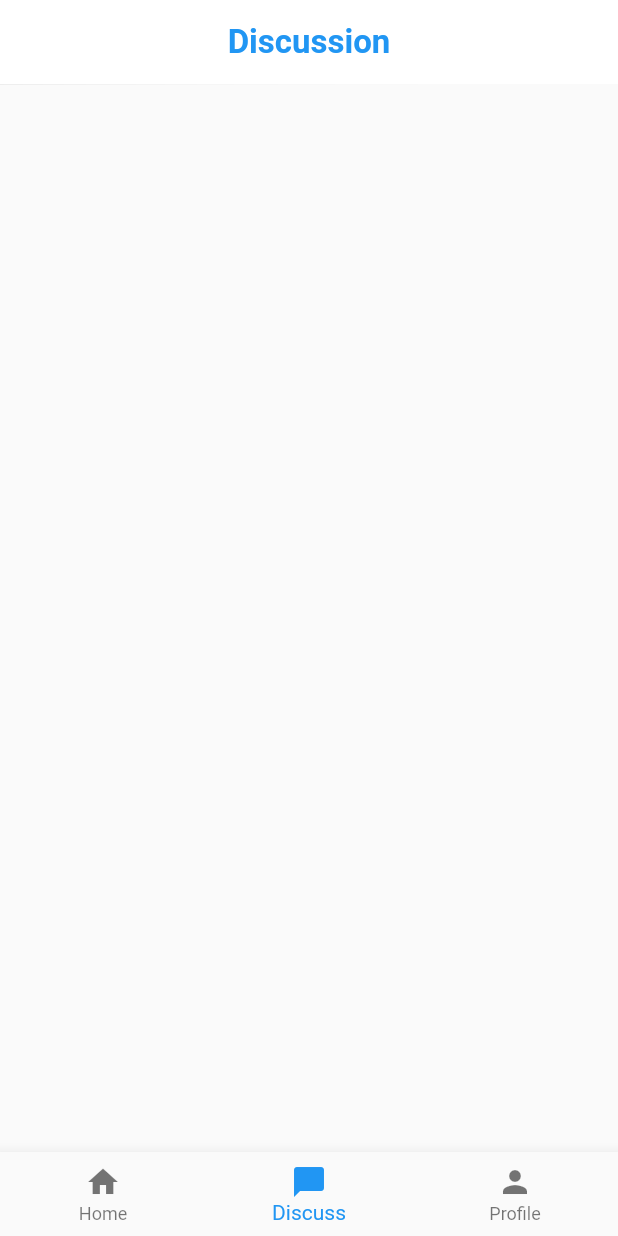
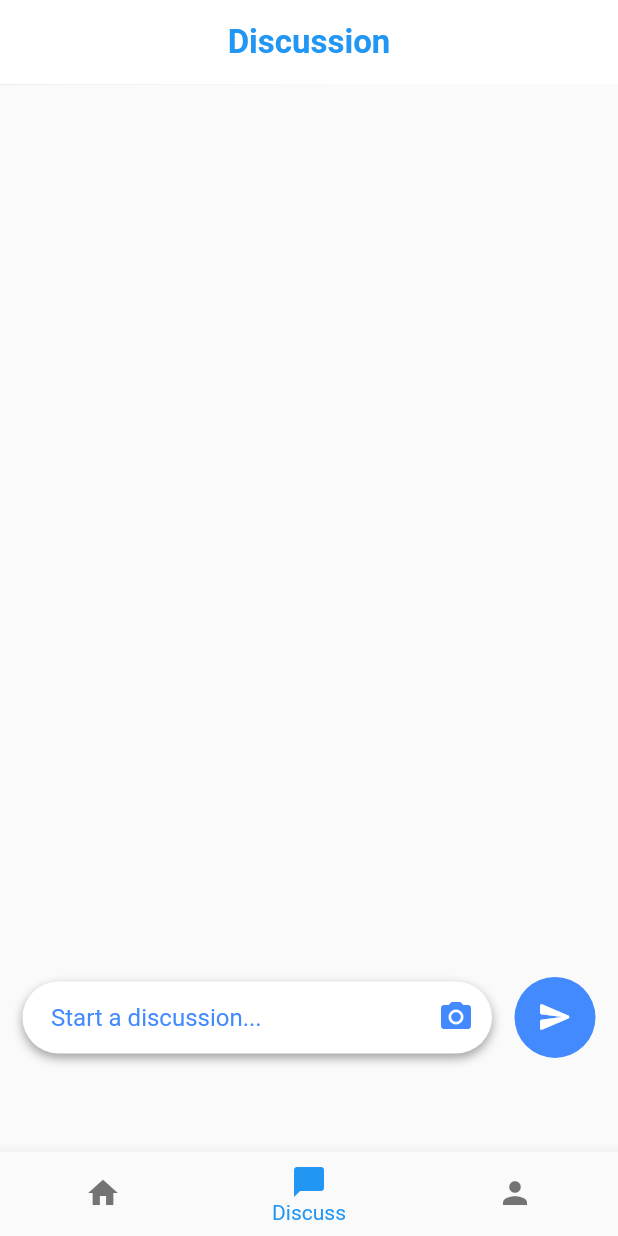
Before and after one commit to Techieflo/chatapp, a Flutter app: the Home screen opened directly, item 2 of the bottom bar chosen, on a phone screen of 412 x 824 dp. Run offline on Flutter 3.47's test engine with Material 2 defaults, Android fonts, the light colour scheme and no system bars.

Commit message:
discussion

```diff
--- a/lib/screens/discuss.dart
+++ b/lib/screens/discuss.dart
@@ -24,6 +24,75 @@ class _DiscussState extends State<Discuss> {
           ),
         ),
       ),
+      body: ListView(
+        children: [
+          Container(
+            height: MediaQuery.of(context).size.height * 0.7,
+          ),
+          Positioned(
+              bottom: 0,
+              child: Container(
+                  margin: EdgeInsets.all(15.0),
+                  height: 61,
+                  child: Row(
+                    children: [
+                      Expanded(
+                        child: Container(
+                          decoration: BoxDecoration(
+                            color: Colors.white,
+                            borderRadius: BorderRadius.circular(35.0),
+                            boxShadow: const [
+                              BoxShadow(
+                                  offset: Offset(0, 3),
+                                  blurRadius: 5,
+                                  color: Colors.grey)
+                            ],
+                          ),
+                          child: Row(
+                            children: [
+                              SizedBox(
+                                width: 19,
+                              ),
+                              const Expanded(
+                                child: TextField(
+                                  decoration: InputDecoration(
+                                      hintText: "Start a discussion...",
+                                      hintStyle:
+                                          TextStyle(color: Colors.blueAccent),
+                                      border: InputBorder.none),
+                                ),
+                              ),
+                              IconButton(
+                                icon: const Icon(Icons.photo_camera,
+                                    color: Colors.blueAccent),
+                                onPressed: () {},
+                              ),
+                              // IconButton(
+                              //   icon: Icon(Icons.attach_file,
+                              //       color: Colors.blueAccent),
+                              //   onPressed: () {},
+                              // )
+                            ],
+                          ),
+                        ),
+                      ),
+                      const SizedBox(width: 15),
+                      Container(
+                        padding: const EdgeInsets.all(15.0),
+                        decoration: const BoxDecoration(
+                            color: Colors.blueAccent, shape: BoxShape.circle),
+                        child: InkWell(
+                          child: const Icon(
+                            Icons.send_rounded,
+                            color: Colors.white,
+                          ),
+                          onLongPress: () {},
+                        ),
+                      )
+                    ],
+                  )))
+        ],
+      ),
     );
   }
 }
--- a/lib/screens/homepage.dart
+++ b/lib/screens/homepage.dart
@@ -42,6 +42,7 @@ class _HomeState extends State<Home> {
           ],
           currentIndex: selectedindex,
           onTap: onitemtaped,
+          showUnselectedLabels: false,
         ));
   }
 
```
Also changed, not shown: lib/screens/homebody.dart (+28 -44 lines).
